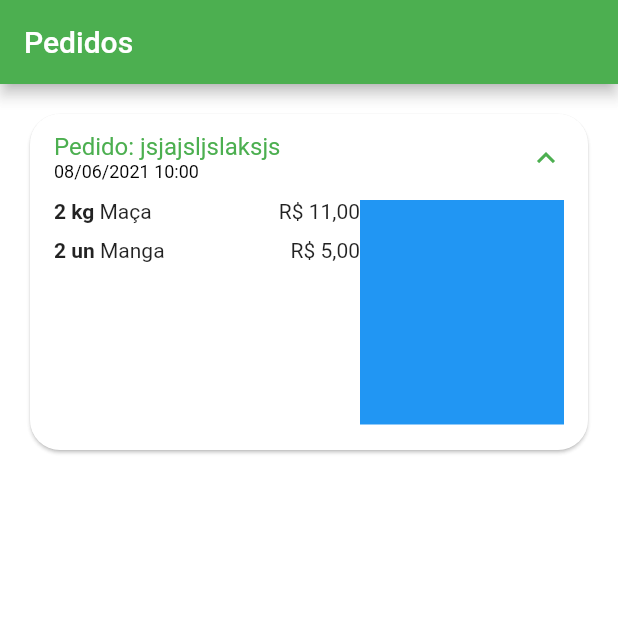
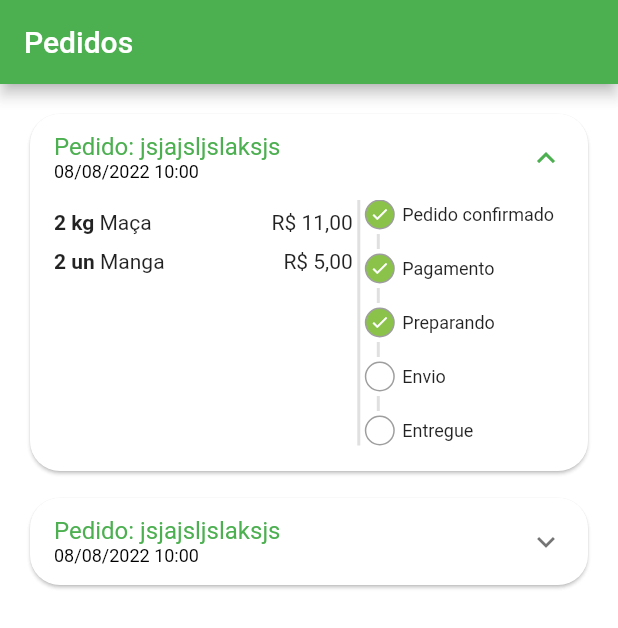
Before and after one commit to CheyenneSJ/greengrocer, a Flutter app: the OrdersTab screen opened directly, after a tap on an icon or button, on a phone screen of 412 x 824 dp. Shown: the top 628 px of the screen. Run offline on Flutter 3.47's test engine with Material 2 defaults, Android fonts, the phone set to English and light mode, and no system bars; our stand-ins replace animated_text_kit, badges, mask_text_input_formatter.

Commit message:
product data fixed

```diff
--- a/lib/src.dart/config/app_data.dart
+++ b/lib/src.dart/config/app_data.dart
@@ -100,13 +100,13 @@ List<OrderModel> orders = [
   OrderModel(
       copyAndPaste: 'sssssaaadaaa',
       createdDateTime: DateTime.parse(
-        '2021-06-08 10:00:10.458',
+        '2022-08-08 10:00:10.458',
       ),
       overdueDateTime: DateTime.parse(
-        '2021-06-08 11:00:11.459',
+        '2022-08-08 11:00:11.459',
       ),
       id: 'jsjajsljslaksjs',
-      status: 'pending_payment',
+      status: 'preparing_purchase',
       total: 11.0,
       items: [
         CartItemModel(
@@ -117,5 +117,26 @@ List<OrderModel> orders = [
           item: mango,
           quantity: 2,
         )
+      ]),
+  OrderModel(
+      copyAndPaste: 'sssskkkadaaa',
+      createdDateTime: DateTime.parse(
+        '2022-08-08 10:00:10.458',
+      ),
+      overdueDateTime: DateTime.parse(
+        '2022-08-08 11:00:11.459',
+      ),
+      id: 'jsjajsljslaksjs',
+      status: 'delivered',
+      total: 11.0,
+      items: [
+        CartItemModel(
+          item: guava,
+          quantity: 1,
+        ),
+        CartItemModel(
+          item: grape,
+          quantity: 4,
+        )
       ])
 ];
--- /dev/null
+++ b/lib/src.dart/pages/orders/components/order_status_widget.dart
@@ -0,0 +1,141 @@
+import 'package:flutter/material.dart';
+import 'package:greengrocer/src.dart/config/custom_colors.dart';
+
+class OrderStatusWidget extends StatelessWidget {
+  final String status;
+  final bool isOverdue;
+
+  final Map<String, int> allStatus = <String, int>{
+    'pending_payment': 0,
+    'refunded': 1,
+    'paid': 2,
+    'preparing_purchase': 3,
+    'shipping': 4,
+    'delivered': 5,
+  };
+
+  int get currentStatus => allStatus[status]!;
+
+  OrderStatusWidget({
+    Key? key,
+    required this.isOverdue,
+    required this.status,
+  }) : super(key: key);
+
+  @override
+  Widget build(BuildContext context) {
+    return Column(
+      crossAxisAlignment: CrossAxisAlignment.start,
+      children: [
+        const _StatusDot(
+          isActive: true,
+          title: 'Pedido confirmado',
+        ),
+        const _CustomDivider(),
+        if (currentStatus == 1) ...[
+          const _StatusDot(
+            isActive: true,
+            title: 'Pix estornado',
+            backgroundColor: Colors.orange,
+          ),
+        ] else if (isOverdue) ...[
+          const _StatusDot(
+            isActive: true,
+            title: 'Pagamento Pix vencido',
+            backgroundColor: Colors.red,
+          ),
+        ] else ...[
+          _StatusDot(
+            isActive: currentStatus >= 2,
+            title: 'Pagamento',
+          ),
+          const _CustomDivider(),
+          _StatusDot(
+            isActive: currentStatus >= 3,
+            title: 'Preparando',
+          ),
+          const _CustomDivider(),
+          _StatusDot(
+            isActive: currentStatus >= 4,
+            title: 'Envio',
+          ),
+          const _CustomDivider(),
+          _StatusDot(
+            isActive: currentStatus == 5,
+            title: 'Entregue',
+          ),
+        ],
+      ],
+    );
+  }
+}
+
+class _CustomDivider extends StatelessWidget {
+  const _CustomDivider({Key? key}) : super(key: key);
+
+  @override
+  Widget build(BuildContext context) {
+    return Container(
+      height: 10,
+      width: 2,
+      margin: const EdgeInsets.symmetric(
+        horizontal: 8,
+        vertical: 3,
+      ),
+      color: Colors.grey.shade300,
+    );
+  }
+}
+
+class _StatusDot extends StatelessWidget {
+  final bool isActive;
+  final String title;
+  final Color? backgroundColor;
+
+  const _StatusDot({
+    Key? key,
+    required this.isActive,
+    required this.title,
+    this.backgroundColor,
+  }) : super(key: key);
+
+  //colocar os dots aqui
+  @override
+  Widget build(BuildContext context) {
+    return Row(
+      children: [
+        Container(
+          alignment: Alignment.center,
+          height: 20,
+          width: 20,
+          decoration: BoxDecoration(
+              shape: BoxShape.circle,
+              border: Border.all(
+                color: Colors.grey,
+              ),
+              color: isActive
+                  ? backgroundColor ?? CustomColors.customSwatchColor
+                  : Colors.transparent),
+          child: isActive
+              ? const Icon(
+                  Icons.check,
+                  size: 13,
+                  color: Colors.white,
+                )
+              : const SizedBox.shrink(),
+        ),
+        const SizedBox(
+          width: 5,
+        ),
+        Expanded(
+          child: Text(
+            title,
+            style: const TextStyle(
+              fontSize: 12,
+            ),
+          ),
+        ),
+      ],
+    );
+  }
+}
--- a/lib/src.dart/pages/orders/components/orders_tile.dart
+++ b/lib/src.dart/pages/orders/components/orders_tile.dart
@@ -1,6 +1,9 @@
 import 'package:flutter/material.dart';
+import 'package:greengrocer/src.dart/models/cart_item_model.dart';
 import 'package:greengrocer/src.dart/models/order_model.dart';
 import 'package:greengrocer/src.dart/services/utils_services.dart';
+
+import 'order_status_widget.dart';
 
 class OrderTile extends StatelessWidget {
   final OrderModel order;
@@ -42,38 +45,32 @@ class OrderTile extends StatelessWidget {
           ),
           childrenPadding: const EdgeInsets.fromLTRB(16, 0, 16, 16),
           children: [
-            SizedBox(
-              height: 150,
+            IntrinsicHeight(
               child: Row(
                 children: [
                   Expanded(
                     flex: 3,
-                    child: ListView(
-                        children: order.items.map((orderItem) {
-                      return Padding(
-                        padding: const EdgeInsets.only(bottom: 10),
-                        child: Row(
-                          children: [
-                            Text(
-                              '${orderItem.quantity} ${orderItem.item.unit} ',
-                              style:
-                                  const TextStyle(fontWeight: FontWeight.bold),
-                            ),
-                            Expanded(child: Text(orderItem.item.itemName)),
-                            Text(
-                              utilsServices.priceToCurrency(
-                                orderItem.totalPrice(),
-                              ),
-                            ),
-                          ],
-                        ),
-                      );
-                    }).toList()),
+                    child: SizedBox(
+                      height: 150,
+                      child: ListView(
+                          children: order.items.map((orderItem) {
+                        return _OrderItemWidget(
+                          utilsServices: utilsServices,
+                          orderItem: orderItem,
+                        );
+                      }).toList()),
+                    ),
+                  ),
+                  VerticalDivider(
+                    color: Colors.grey.shade300,
+                    thickness: 2,
+                    width: 8,
                   ),
                   Expanded(
                     flex: 2,
-                    child: Container(
-                      color: Colors.blue,
+                    child: OrderStatusWidget(
+                      status: order.status,
+                      isOverdue: order.overdueDateTime.isBefore(DateTime.now()),
                     ),
                   ),
                 ],
@@ -85,3 +82,35 @@ class OrderTile extends StatelessWidget {
     );
   }
 }
+
+class _OrderItemWidget extends StatelessWidget {
+  const _OrderItemWidget({
+    Key? key,
+    required this.utilsServices,
+    required this.orderItem,
+  }) : super(key: key);
+
+  final UtilsServices utilsServices;
+  final CartItemModel orderItem;
+
+  @override
+  Widget build(BuildContext context) {
+    return Padding(
+      padding: const EdgeInsets.only(bottom: 10),
+      child: Row(
+        children: [
+          Text(
+            '${orderItem.quantity} ${orderItem.item.unit} ',
+            style: const TextStyle(fontWeight: FontWeight.bold),
+          ),
+          Expanded(child: Text(orderItem.item.itemName)),
+          Text(
+            utilsServices.priceToCurrency(
+              orderItem.totalPrice(),
+            ),
+          ),
+        ],
+      ),
+    );
+  }
+}
```
